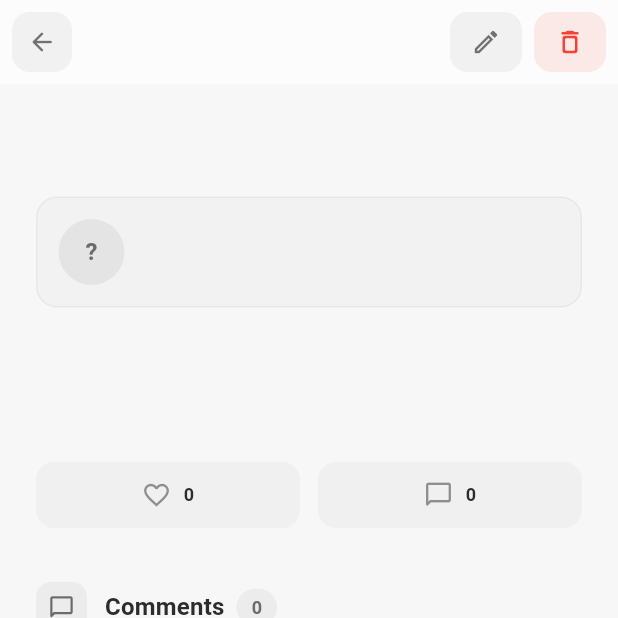
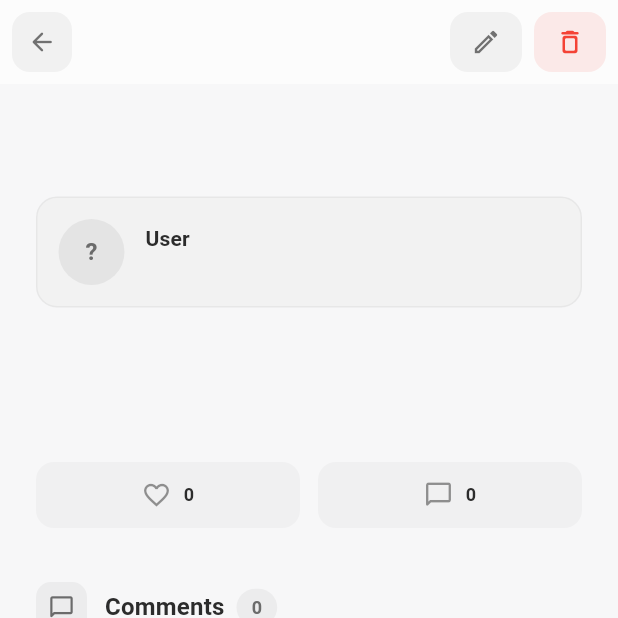
Before and after one commit to MyeonghunIsDaBest/simple_blog_app, a Flutter app: the BlogDetailScreen screen opened directly with empty values, on a phone screen of 412 x 824 dp, the top half of it. Run offline on Flutter 3.47's test engine with Material 3 defaults, Android fonts, the phone set to English and light mode, and no system bars; our stand-ins replace flutter_dotenv, go_router, image_picker, supabase_flutter; accounts and stored records are empty.

Commit message:
fixed missing back button in profile and minor patch in profile model

```diff
--- a/lib/models/profile_model.dart
+++ b/lib/models/profile_model.dart
@@ -1,73 +1,82 @@
+// lib/models/profile_model.dart
+
 class ProfileModel {
   final String id;
   final String email;
   final String displayName;
+  final String bio;
   final String avatarUrl;
-  final String bio;
   final String createdAt;
   final String updatedAt;
 
   ProfileModel({
     required this.id,
-    required this.email,
+    this.email = '',
     this.displayName = '',
+    this.bio = '',
     this.avatarUrl = '',
-    this.bio = '',
     this.createdAt = '',
     this.updatedAt = '',
   });
 
+  /// Display name, fallback to email username, fallback to 'User'
+  String get nameOrEmail {
+    if (displayName.isNotEmpty) return displayName;
+    if (email.isNotEmpty) return email.split('@').first;
+    return 'User';
+  }
+
+  /// Initials for avatar placeholder
+  String get initials {
+    if (displayName.isNotEmpty) {
+      final parts = displayName.trim().split(' ');
+      if (parts.length >= 2) {
+        return '${parts[0][0]}${parts[1][0]}'.toUpperCase();
+      }
+      return displayName[0].toUpperCase();
+    }
+    if (email.isNotEmpty) {
+      return email[0].toUpperCase();
+    }
+    return '?';
+  }
+
   factory ProfileModel.fromJson(Map<String, dynamic> json) {
     return ProfileModel(
-      id: json['id'] as String,
+      id: json['id'] as String? ?? '',
       email: json['email'] as String? ?? '',
       displayName: json['display_name'] as String? ?? '',
+      bio: json['bio'] as String? ?? '',
       avatarUrl: json['avatar_url'] as String? ?? '',
-      bio: json['bio'] as String? ?? '',
       createdAt: json['created_at'] as String? ?? '',
       updatedAt: json['updated_at'] as String? ?? '',
     );
   }
 
+  /// For updating profile (don't send email — it's read-only from auth)
   Map<String, dynamic> toJson() {
     return {
-      'id': id,
-      'email': email,
       'display_name': displayName,
+      'bio': bio,
       'avatar_url': avatarUrl,
-      'bio': bio,
       'updated_at': DateTime.now().toIso8601String(),
     };
   }
 
   ProfileModel copyWith({
+    String? email,
     String? displayName,
+    String? bio,
     String? avatarUrl,
-    String? bio,
   }) {
     return ProfileModel(
       id: id,
-      email: email,
+      email: email ?? this.email,
       displayName: displayName ?? this.displayName,
+      bio: bio ?? this.bio,
       avatarUrl: avatarUrl ?? this.avatarUrl,
-      bio: bio ?? this.bio,
       createdAt: createdAt,
       updatedAt: DateTime.now().toIso8601String(),
     );
   }
-
-  String get displayNameOrEmail =>
-      displayName.isNotEmpty ? displayName : email.split('@').first;
-
-  String get nameOrEmail =>
-      displayName.isNotEmpty ? displayName : email.split('@').first;
-
-  String get initials {
-    final name = displayName.isNotEmpty ? displayName : email;
-    final parts = name.trim().split(' ');
-    if (parts.length >= 2 && parts[0].isNotEmpty && parts[1].isNotEmpty) {
-      return '${parts[0][0]}${parts[1][0]}'.toUpperCase();
-    }
-    return name.isNotEmpty ? name[0].toUpperCase() : '?';
-  }
 }
--- a/lib/widgets/responsive_layout.dart
+++ b/lib/widgets/responsive_layout.dart
@@ -0,0 +1,54 @@
+// lib/widgets/responsive_layout.dart
+
+import 'package:flutter/material.dart';
+
+/// Breakpoints for responsive design
+class AppBreakpoints {
+  static const double mobile = 600;
+  static const double tablet = 900;
+  static const double desktop = 1200;
+}
+
+/// Wraps content with max width constraint — the #1 improvement
+class ResponsiveCenter extends StatelessWidget {
+  final Widget child;
+  final double maxWidth;
+  final EdgeInsets padding;
+
+  const ResponsiveCenter({
+    super.key,
+    required this.child,
+    this.maxWidth = 700,
+    this.padding = EdgeInsets.zero,
+  });
+
+  @override
+  Widget build(BuildContext context) {
+    return Center(
+      child: ConstrainedBox(
+        constraints: BoxConstraints(maxWidth: maxWidth),
+        child: Padding(
+          padding: padding,
+          child: child,
+        ),
+      ),
+    );
+  }
+}
+
+/// Returns true if screen is wider than mobile breakpoint
+bool isWideScreen(BuildContext context) {
+  return MediaQuery.of(context).size.width >= AppBreakpoints.mobile;
+}
+
+/// Returns true if screen is desktop-width
+bool isDesktop(BuildContext context) {
+  return MediaQuery.of(context).size.width >= AppBreakpoints.tablet;
+}
+
+/// Responsive grid column count based on screen width
+int responsiveGridCount(double width) {
+  if (width >= AppBreakpoints.desktop) return 3;
+  if (width >= AppBreakpoints.tablet) return 2;
+  return 1;
+}
```
Also changed, not shown: lib/screens/profile/profile_screen.dart (+107 -75 lines).
